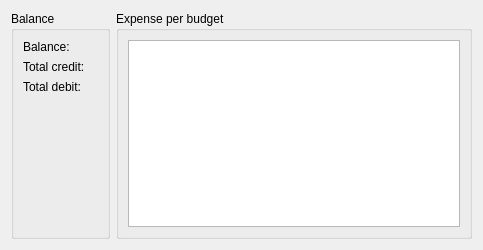
Above: picsou/ui/widgets/operationstatistics.ui from koromodako/picsou before the change. Below: the same form after it.
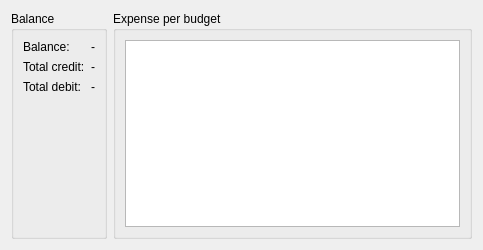
That is the form after the change.

Patch:
```diff
--- a/picsou/ui/widgets/operationstatistics.ui
+++ b/picsou/ui/widgets/operationstatistics.ui
@@ -30,7 +30,7 @@
       <item row="0" column="1">
        <widget class="QLabel" name="balance_val">
         <property name="text">
-         <string>&lt;balance&gt;</string>
+         <string>-</string>
         </property>
        </widget>
       </item>
@@ -44,7 +44,7 @@
       <item row="1" column="1">
        <widget class="QLabel" name="total_credit_val">
         <property name="text">
-         <string>&lt;total-credit&gt;</string>
+         <string>-</string>
         </property>
        </widget>
       </item>
@@ -58,7 +58,7 @@
       <item row="2" column="1">
        <widget class="QLabel" name="total_debit_val">
         <property name="text">
-         <string>&lt;total-debit&gt;</string>
+         <string>-</string>
         </property>
        </widget>
       </item>
```
